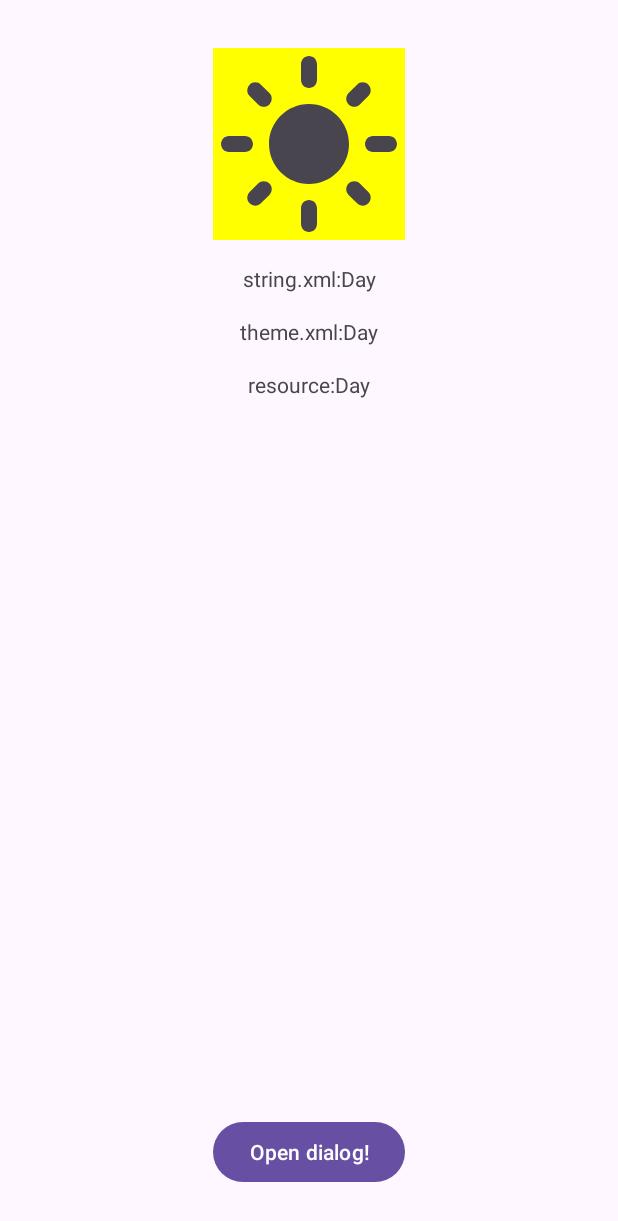
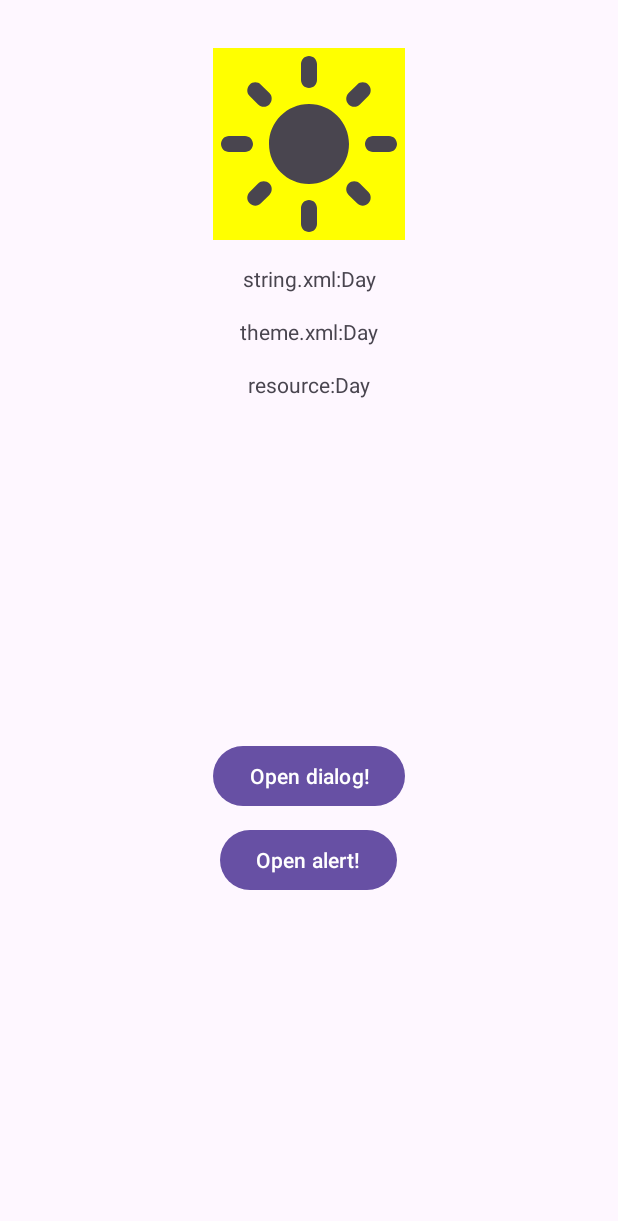
Before and after one commit to LeeSeungYun1020/DarkWithLegacy, an Android app: the screen it shows after launch (MainActivity), on a phone screen of 412 x 824 dp. Shown: the top 1221 px of the screen. Run offline under Robolectric (Android 15) with nearby library versions, the phone set to English and light mode, and no system bars.

Commit message:
초기화, 고정 모드 플래그와 테마 확인용 다이얼로그 추가

```diff
--- a/app/src/main/AndroidManifest.xml
+++ b/app/src/main/AndroidManifest.xml
@@ -10,7 +10,9 @@
         android:theme="@style/Theme.DarkWithLegacy">
         <activity
             android:name=".MainActivity"
-            android:exported="true">
+            android:exported="true"
+            android:configChanges=""
+            >
             <intent-filter>
                 <action android:name="android.intent.action.MAIN" />
 
--- a/app/src/main/java/com/nexon/darkwithlegacy/MainActivity.kt
+++ b/app/src/main/java/com/nexon/darkwithlegacy/MainActivity.kt
@@ -2,17 +2,24 @@ package com.nexon.darkwithlegacy
 
 import android.app.ActionBar
 import android.app.Activity
+import android.app.UiModeManager
 import android.content.Context
 import android.content.res.Configuration
+import android.os.Build
 import android.os.Bundle
 import android.os.PersistableBundle
+import android.util.Log
+import android.util.TypedValue
 import android.view.MenuInflater
 import android.view.View
 import android.view.ViewGroup
 import android.widget.Button
 import android.widget.TextView
 import android.widget.Toolbar
+import androidx.appcompat.app.AlertDialog
+import androidx.appcompat.app.AppCompatActivity
 import androidx.appcompat.app.AppCompatDelegate
+import androidx.core.content.edit
 
 class MainActivity : Activity() {
     private var _appCompatDelegate: AppCompatDelegate? = null
@@ -21,8 +28,21 @@ class MainActivity : Activity() {
     // AppCompat 분기 사용 여부
     // Activity -> true, AppCompatActivity -> false 로 지정
     private val appCompatFlag = true
+    private val clearFlag = false
+    private val fixedModeFlag = true
 
     override fun onCreate(savedInstanceState: Bundle?) {
+        if (clearFlag) {
+            clearMode()
+            finish()
+            return
+        }
+
+        if (fixedModeFlag) {
+            fixedMode(Mode.DARK)
+        }
+
+        Log.d("LSYD", "onCreate: ${AppCompatDelegate.getDefaultNightMode()}")
         if (appCompatFlag) {
             _appCompatDelegate = AppCompatDelegate.create(this, null).apply {
                 // this: AppCompatDelegate
@@ -35,6 +55,14 @@ class MainActivity : Activity() {
                 }
                 findViewById<TextView>(R.id.resource_text)?.text =
                     resources.getString(R.string.mode)
+                findViewById<Button>(R.id.open_alert_button)?.setOnClickListener {
+                    AlertDialog.Builder(this@MainActivity)
+                        .setTitle(R.string.app_name)
+                        .setMessage(R.string.mode)
+                        .setPositiveButton(R.string.action_ok, null)
+                        .create()
+                        .show()
+                }
             }
         } else {
             super.onCreate(savedInstanceState)
@@ -43,6 +71,84 @@ class MainActivity : Activity() {
                 ThemeChangeDialogFragment().show(fragmentManager, "dialog")
             }
             findViewById<TextView>(R.id.resource_text).text = resources.getString(R.string.mode)
+            findViewById<Button>(R.id.open_alert_button)?.setOnClickListener {
+                AlertDialog.Builder(this@MainActivity)
+                    .setTitle(R.string.app_name)
+                    .setMessage(R.string.mode)
+                    .setPositiveButton(R.string.action_ok, null)
+                    .create()
+                    .show()
+            }
+        }
+        if (Build.VERSION.SDK_INT >= Build.VERSION_CODES.Q) {
+            val typedValue = TypedValue()
+            theme.resolveAttribute(android.R.attr.isLightTheme, typedValue, true)
+            Log.d(
+                "LSYD", "onCreate: ${
+                    typedValue.data != 0
+                }"
+            )
+        }
+    }
+
+    enum class Mode {
+        DARK, LIGHT, AUTO
+    }
+
+    private fun clearMode() {
+        setMode(Mode.AUTO)
+        Log.e("LSYD", "CLEAR MODE COMPLETE")
+    }
+
+    private fun fixedMode(mode: Mode) {
+        setMode(mode)
+        Log.e("LSYD", "FIX MODE - $mode COMPLETE")
+    }
+
+    private fun setMode(mode: Mode) {
+        data class ModeComponents(
+            val isCustom: Boolean,
+            val isDark: Boolean,
+            val uiMode: Int,
+            val appCompatMode: Int,
+        )
+
+        val (isCustom, isDark, uiMode, appCompatMode) = when (mode) {
+            Mode.DARK -> ModeComponents(
+                isCustom = true,
+                isDark = true,
+                uiMode = UiModeManager.MODE_NIGHT_YES,
+                appCompatMode = AppCompatDelegate.MODE_NIGHT_YES
+            )
+            Mode.LIGHT -> ModeComponents(
+                isCustom = true,
+                isDark = false,
+                uiMode = UiModeManager.MODE_NIGHT_NO,
+                appCompatMode = AppCompatDelegate.MODE_NIGHT_NO
+            )
+            Mode.AUTO -> ModeComponents(
+                isCustom = false,
+                isDark = false,
+                uiMode = UiModeManager.MODE_NIGHT_AUTO,
+                appCompatMode = AppCompatDelegate.MODE_NIGHT_FOLLOW_SYSTEM
+            )
+        }
+        getSharedPreferences(ThemeChangeDialogFragment.KEY, Context.MODE_PRIVATE)?.apply {
+            edit {
+                putBoolean(ThemeChangeDialogFragment.SETTINGS_DARK, isDark)
+                putBoolean(ThemeChangeDialogFragment.SETTINGS_CUSTOM, isCustom)
+            }
+        }
+        if (Build.VERSION.SDK_INT >= Build.VERSION_CODES.S) {
+            (getSystemService(Context.UI_MODE_SERVICE) as? UiModeManager)?.apply {
+                setApplicationNightMode(
+                    uiMode
+                )
+            }
+        } else {
+            AppCompatDelegate.setDefaultNightMode(
+                appCompatMode
+            )
         }
     }
 
@@ -52,8 +158,10 @@ class MainActivity : Activity() {
     }
 
     override fun onConfigurationChanged(newConfig: Configuration) {
+        Log.d("LSYD", "onConfigurationChanged start")
         super.onConfigurationChanged(newConfig)
         _appCompatDelegate?.onConfigurationChanged(newConfig)
+        Log.d("LSYD", "onConfigurationChanged end")
     }
 
     override fun onStart() {
--- a/app/src/main/res/layout/activity_main.xml
+++ b/app/src/main/res/layout/activity_main.xml
@@ -80,14 +80,31 @@
             tools:text="@string/mode" />
     </LinearLayout>
 
-    <Button
-        android:id="@+id/open_dialog_button"
+    <LinearLayout
         android:layout_width="wrap_content"
         android:layout_height="wrap_content"
+        android:layout_marginTop="32dp"
         android:layout_marginBottom="32dp"
-        android:text="@string/action_open_dialog"
+        android:orientation="vertical"
         app:layout_constraintBottom_toBottomOf="parent"
         app:layout_constraintEnd_toEndOf="parent"
-        app:layout_constraintStart_toStartOf="parent" />
+        app:layout_constraintStart_toStartOf="parent"
+        app:layout_constraintTop_toBottomOf="@id/resource_text_box">
 
+        <Button
+            android:id="@+id/open_dialog_button"
+            android:layout_width="wrap_content"
+            android:layout_height="wrap_content"
+            android:layout_gravity="center"
+            android:text="@string/action_open_dialog" />
+
+        <Button
+            android:id="@+id/open_alert_button"
+            android:layout_width="wrap_content"
+            android:layout_height="wrap_content"
+            android:layout_gravity="center"
+            android:layout_marginTop="8dp"
+            android:text="@string/action_open_alert" />
+
+    </LinearLayout>
 </androidx.constraintlayout.widget.ConstraintLayout>
--- a/app/src/main/res/values/strings.xml
+++ b/app/src/main/res/values/strings.xml
@@ -5,4 +5,6 @@
     <string name="target_theme">theme.xml:</string>
     <string name="action_open_dialog">Open dialog!</string>
     <string name="target_resource">resource:</string>
+    <string name="action_open_alert">Open alert!</string>
+    <string name="action_ok">ok</string>
 </resources>
```
